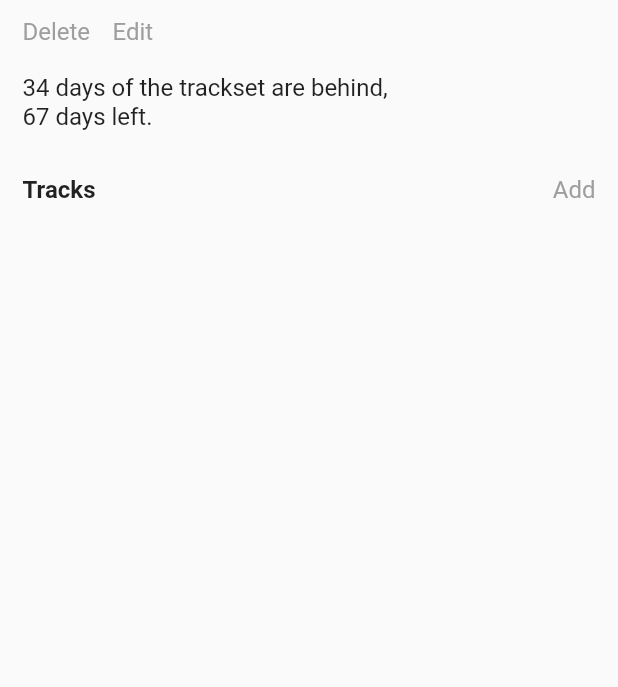
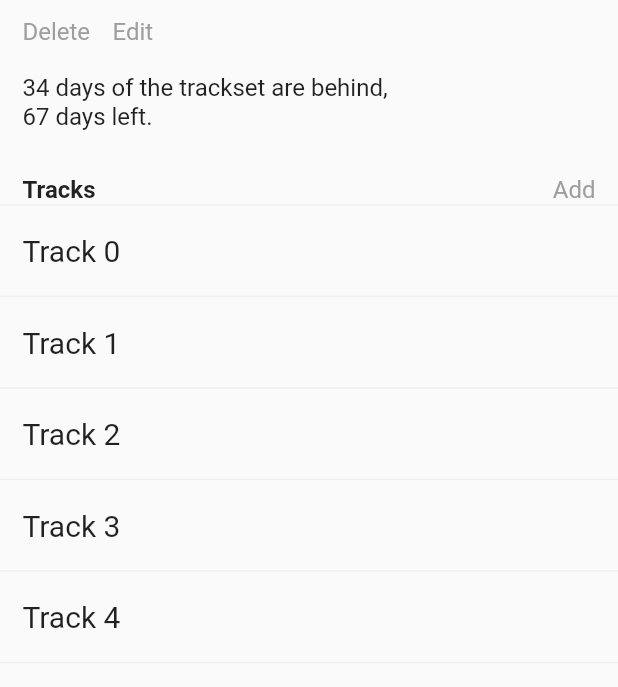
Before and after one commit to denbell5/prtmobile, a Flutter app: the screen it shows after launch, after a tap on an icon or button, on a phone screen of 412 x 824 dp, the part 80-767 px from its top. Run offline on Flutter 3.47's test engine with Material 2 defaults, Android fonts, the phone set to English and light mode, and no system bars; our stand-ins replace equatable.

Commit message:
add track-list

```diff
--- /dev/null
+++ b/lib/features/track/track_view.dart
@@ -0,0 +1,60 @@
+import 'package:flutter/material.dart';
+import 'package:prtmobile/components/components.dart';
+import 'package:prtmobile/models/models.dart';
+import 'package:prtmobile/styles/colors.dart';
+import 'package:prtmobile/styles/layout.dart';
+import 'package:prtmobile/styles/styles.dart';
+
+const kTrackHeaderHeight = 60.0;
+
+class TrackView extends StatelessWidget {
+  const TrackView({
+    Key? key,
+    required this.track,
+    required this.onToggle,
+  }) : super(key: key);
+
+  final Track track;
+  final void Function(bool) onToggle;
+
+  Widget _buildHeader(BuildContext context) {
+    return TouchableColor(
+      color: AppColors.white,
+      touchColor: AppColors.lightGrey,
+      onTap: () {
+        ExpandableState.of(context)!.toggle();
+      },
+      child: Padding(
+        padding: const EdgeInsets.symmetric(
+          horizontal: kHorizontalPadding,
+        ),
+        child: SizedBox(
+          height: kTrackHeaderHeight,
+          child: Row(
+            children: [
+              Column(
+                mainAxisAlignment: MainAxisAlignment.center,
+                crossAxisAlignment: CrossAxisAlignment.start,
+                children: [
+                  Text(track.name, style: AppTypography.h3),
+                ],
+              ),
+            ],
+          ),
+        ),
+      ),
+    );
+  }
+
+  @override
+  Widget build(BuildContext context) {
+    return Expandable(
+      onToggle: onToggle,
+      animationData: kExpandAnimationData,
+      header: Builder(builder: (context) {
+        return _buildHeader(context);
+      }),
+      body: Container(),
+    );
+  }
+}
--- a/lib/features/trackset-list/trackset_body.dart
+++ b/lib/features/trackset-list/trackset_body.dart
@@ -1,16 +1,35 @@
 import 'package:flutter/material.dart';
 import 'package:prtmobile/components/components.dart';
 import 'package:prtmobile/components/text/text.dart';
+import 'package:prtmobile/features/track/track_view.dart';
 import 'package:prtmobile/models/models.dart';
 import 'package:prtmobile/styles/layout.dart';
+import 'package:prtmobile/styles/styles.dart';
 
-class TracksetBody extends StatelessWidget {
+class TracksetBody extends StatefulWidget {
   const TracksetBody({
     Key? key,
     required this.trackset,
   }) : super(key: key);
 
   final Trackset trackset;
+
+  @override
+  State<TracksetBody> createState() => _TracksetBodyState();
+}
+
+class _TracksetBodyState extends State<TracksetBody> {
+  final trackListKey = GlobalKey<ExpandableListState>();
+
+  void onToggle({
+    required int index,
+    required bool isExpanded,
+  }) {
+    trackListKey.currentState!.onToggle(
+      index: index,
+      isExpanded: isExpanded,
+    );
+  }
 
   Widget _buildTracksetControls(BuildContext context) {
     return Padding(
@@ -67,9 +86,33 @@ class TracksetBody extends StatelessWidget {
     );
   }
 
+  List<Widget> _buildTrackList(BuildContext context) {
+    final tracks = widget.trackset.tracks.entities;
+    final trackViews = tracks
+        .asMap()
+        .map(
+          (index, tr) => MapEntry(
+            index,
+            TrackView(
+              track: tr,
+              onToggle: (isExpanded) {
+                onToggle(
+                  index: index,
+                  isExpanded: isExpanded,
+                );
+              },
+            ),
+          ),
+        )
+        .values
+        .toList();
+    return trackViews;
+  }
+
   @override
   Widget build(BuildContext context) {
     return ExpandableList(
+      key: trackListKey,
       listHeader: Column(
         children: [
           _buildTracksetControls(context),
@@ -77,8 +120,10 @@ class TracksetBody extends StatelessWidget {
           _buildTrackListHeader(context),
         ],
       ),
-      expandables: const [],
-      expandableHeaderExtent: 0,
+      expandables: _buildTrackList(context),
+      expandableHeaderExtent: kTrackHeaderHeight,
+      separator: const HorizontalDivider(),
+      animationData: kExpandAnimationData,
     );
   }
 }
```
